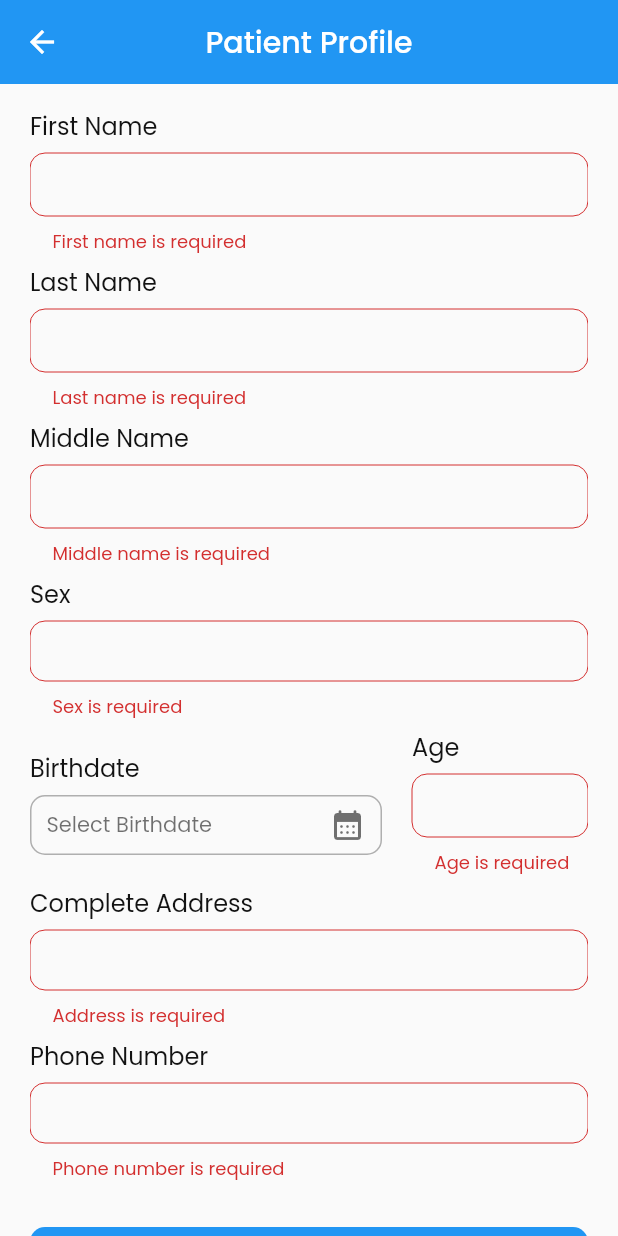
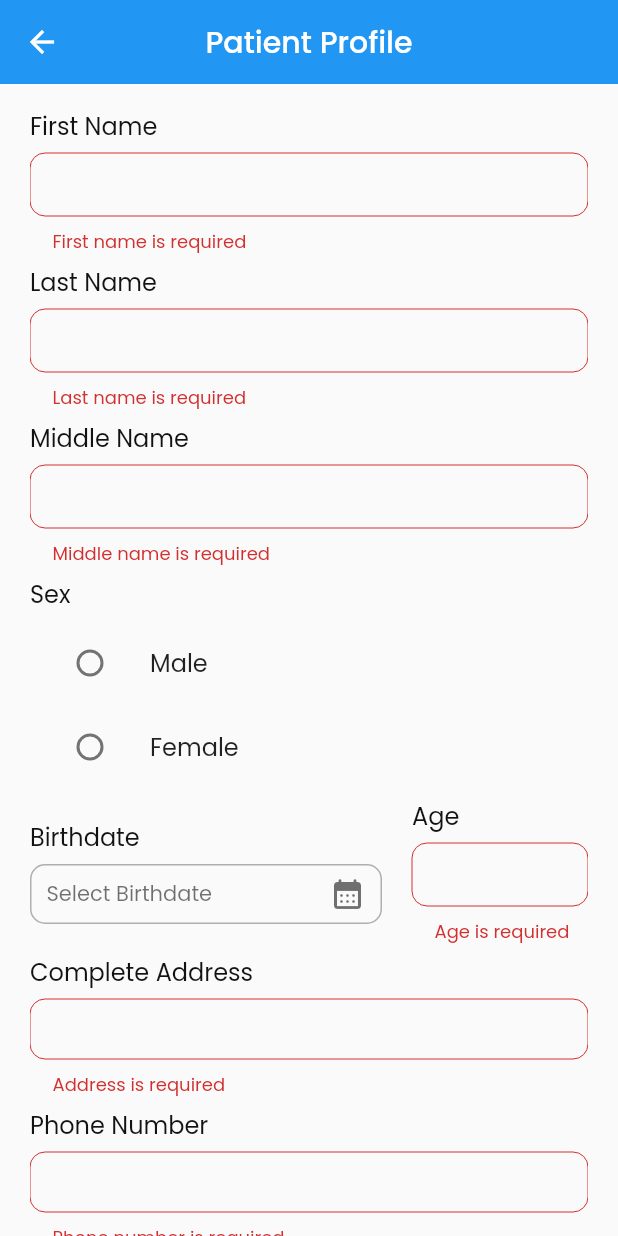
Before and after one commit to diffident016/online-clinic-appointment-apk, a Flutter app: the PatientProfile screen opened directly with empty values, after a tap on "SAVE", on a phone screen of 412 x 824 dp. Run offline on Flutter 3.47's test engine with Material 2 defaults, Android fonts, the phone set to English and light mode, and no system bars; our stand-ins replace chat_bubbles, flutter_secure_storage, fluttertoast, image_picker, jwt_decoder, nanoid and 5 more; missing offline and left inert: age_calculator, qr_code_scanner; accounts and stored records are empty.

Commit message:
feat(profile): added sex radio btns

```diff
--- a/lib/screens/patient/patient_profile.dart
+++ b/lib/screens/patient/patient_profile.dart
@@ -59,7 +59,7 @@ class PatientProfileState extends State<PatientProfile> {
           textController[0].text = widget.patient!.firstname;
           textController[1].text = widget.patient!.lastname;
           textController[2].text = widget.patient!.midname;
-          textController[3].text = widget.patient!.gender;
+          gender = widget.patient!.gender;
           textController[5].text = widget.patient!.address;
           textController[6].text = widget.patient!.contactNumber;
           birthdate = widget.patient!.birthday;
@@ -164,17 +164,45 @@ class PatientProfileState extends State<PatientProfile> {
                   },
                   inputType: TextInputType.text),
               inputLabel('Sex'),
-              inputField(
-                  hint: gender,
-                  controller: textController[3],
-                  validator: (value) {
-                    if (value!.isEmpty) {
-                      return ("Sex is required");
-                    }
+              // inputField(
+              //     hint: gender,
+              //     controller: textController[3],
+              //     validator: (value) {
+              //       if (value!.isEmpty) {
+              //         return ("Sex is required");
+              //       }
 
-                    return null;
-                  },
-                  inputType: TextInputType.text),
+              //       return null;
+              //     },
+              //     inputType: TextInputType.text),
+              Column(
+                children: [
+                  ListTile(
+                    title: const Text('Male'),
+                    leading: Radio(
+                      value: 'Male',
+                      groupValue: gender,
+                      onChanged: (value) {
+                        setState(() {
+                          gender = value as String?;
+                        });
+                      },
+                    ),
+                  ),
+                  ListTile(
+                    title: const Text('Female'),
+                    leading: Radio(
+                      value: "Female",
+                      groupValue: gender,
+                      onChanged: (value) {
+                        setState(() {
+                          gender = value as String?;
+                        });
+                      },
+                    ),
+                  ),
+                ],
+              ),
               Row(
                 children: [
                   Expanded(
@@ -282,7 +310,7 @@ class PatientProfileState extends State<PatientProfile> {
                     if (textController[0].text == widget.patient!.firstname &&
                         textController[1].text == widget.patient!.lastname &&
                         textController[2].text == widget.patient!.midname &&
-                        textController[3].text == widget.patient!.gender &&
+                        gender == widget.patient!.gender &&
                         textController[4].text ==
                             widget.patient!.age.toString() &&
                         textController[5].text == widget.patient!.address &&
@@ -299,6 +327,15 @@ class PatientProfileState extends State<PatientProfile> {
                           title: "Required Info",
                           message:
                               "Birthdate is required please input your birthdate.",
+                          action1: "Okay", btn1: () {
+                        Navigator.of(context).pop();
+                      });
+                      return;
+                    }
+                    if (gender == null) {
+                      ShowInfo.showUpDialog(context,
+                          title: "Required Info",
+                          message: "Sex is required please select your sex.",
                           action1: "Okay", btn1: () {
                         Navigator.of(context).pop();
                       });
```
